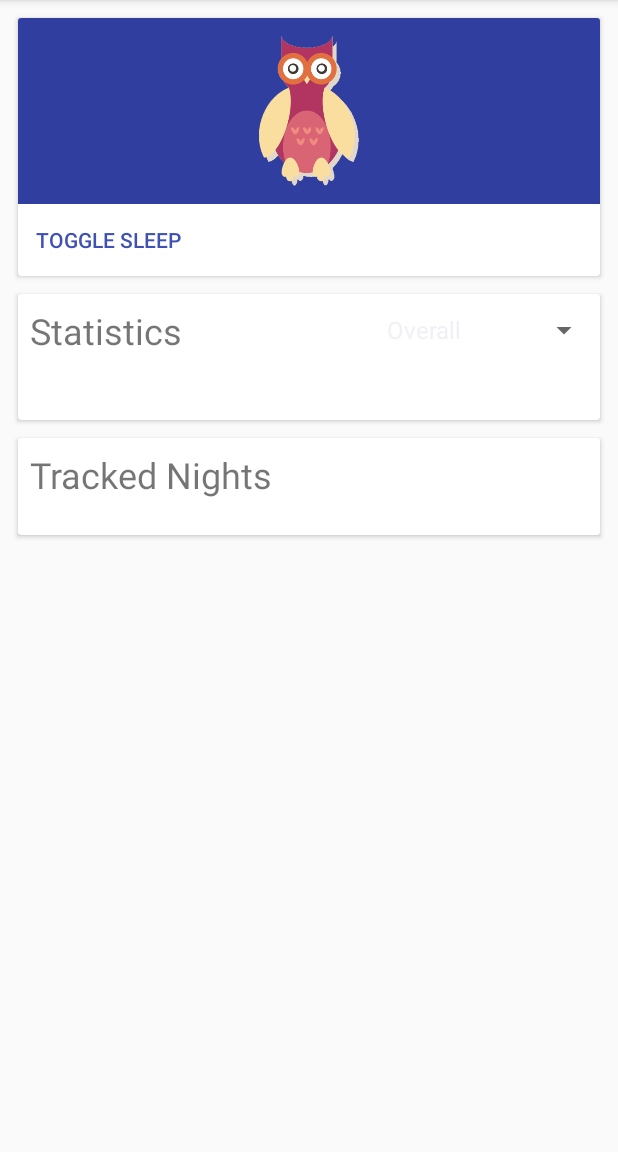
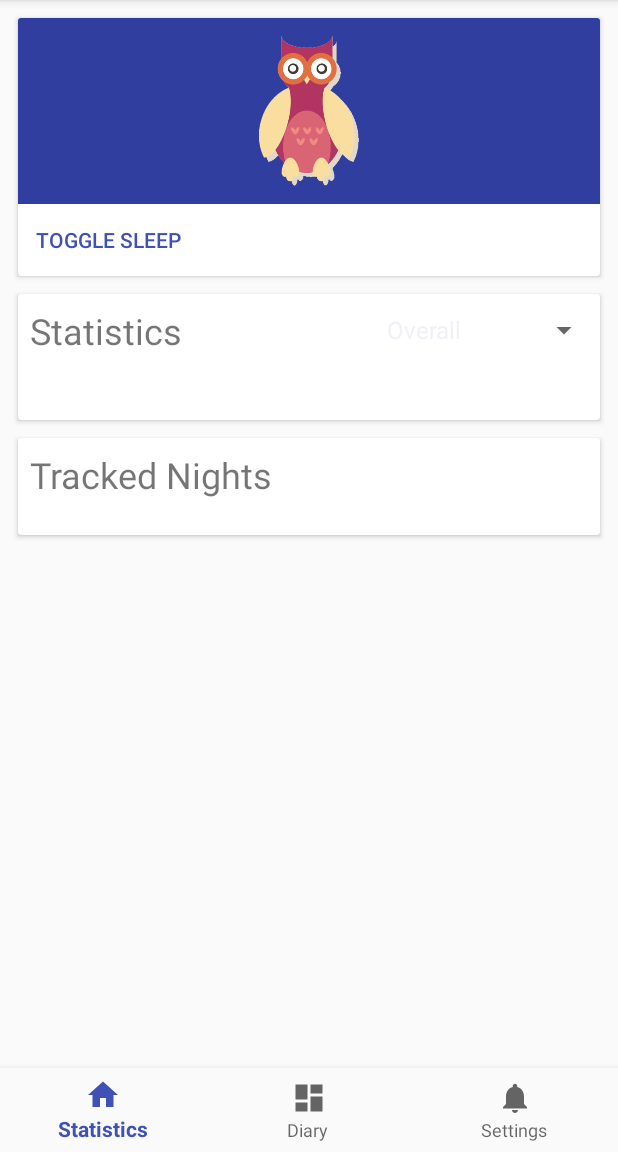
Before and after one commit to ErikKarlsson/SleepTrackerAndroid, an Android app: the screen it shows after launch (MainActivity), on a phone screen of 412 x 824 dp, the part 84-1236 px from its top. Run offline under Robolectric (Android 15) with nearby library versions, the phone set to English and light mode, and no system bars; our stand-ins replace Dagger/Hilt's generated code, Room's generated code, RxJava, Timber; libraries missing offline, so code that uses them is left out: com.crashlytics.android, com.jakewharton.rxbinding2, com.jakewharton.rxrelay2, com.squareup.leakcanary, io.fabric.sdk; 11 statements that could not run were skipped.

Commit message:
Add diary

```diff
--- a/app/src/main/java/net/erikkarlsson/simplesleeptracker/MainActivity.kt
+++ b/app/src/main/java/net/erikkarlsson/simplesleeptracker/MainActivity.kt
@@ -6,6 +6,7 @@ import android.support.v4.app.Fragment
 import android.support.v7.app.AppCompatActivity
 import kotlinx.android.synthetic.main.activity_main.*
 import kotlinx.android.synthetic.main.toolbar.*
+import net.erikkarlsson.simplesleeptracker.diary.DiaryFragment
 import net.erikkarlsson.simplesleeptracker.statistics.StatisticsFragment
 
 class MainActivity : AppCompatActivity() {
@@ -17,7 +18,9 @@ class MainActivity : AppCompatActivity() {
                 openFragment(statisticsFragment)
                 return@OnNavigationItemSelectedListener true
             }
-            R.id.navigation_dashboard -> {
+            R.id.navigation_diary -> {
+                val diaryFragment = DiaryFragment.newInstance()
+                openFragment(diaryFragment)
                 return@OnNavigationItemSelectedListener true
             }
             R.id.navigation_notifications -> {
--- a/app/src/main/java/net/erikkarlsson/simplesleeptracker/di/module/AndroidBindingModule.kt
+++ b/app/src/main/java/net/erikkarlsson/simplesleeptracker/di/module/AndroidBindingModule.kt
@@ -7,6 +7,7 @@ import net.erikkarlsson.simplesleeptracker.details.DetailActivity
 import net.erikkarlsson.simplesleeptracker.di.scope.ActivityScope
 import net.erikkarlsson.simplesleeptracker.di.scope.BroadcastRecieverScope
 import net.erikkarlsson.simplesleeptracker.di.scope.FragmentScope
+import net.erikkarlsson.simplesleeptracker.diary.DiaryFragment
 import net.erikkarlsson.simplesleeptracker.statistics.StatisticsFragment
 
 @Module
@@ -20,6 +21,10 @@ abstract class AndroidBindingModule {
     @ContributesAndroidInjector
     abstract fun bindsStatisticsFragment(): StatisticsFragment
 
+    @FragmentScope
+    @ContributesAndroidInjector
+    abstract fun bindsDiaryFragment(): DiaryFragment
+
     @BroadcastRecieverScope
     @ContributesAndroidInjector
     abstract fun bindAppWidgetProvider(): SleepAppWidgetProvider
--- a/app/src/main/java/net/erikkarlsson/simplesleeptracker/di/module/ViewModelModule.kt
+++ b/app/src/main/java/net/erikkarlsson/simplesleeptracker/di/module/ViewModelModule.kt
@@ -7,6 +7,7 @@ import dagger.Module
 import dagger.multibindings.IntoMap
 import net.erikkarlsson.simplesleeptracker.di.ViewModelFactory
 import net.erikkarlsson.simplesleeptracker.di.ViewModelKey
+import net.erikkarlsson.simplesleeptracker.diary.DiaryViewModel
 import net.erikkarlsson.simplesleeptracker.statistics.StatisticsViewModel
 
 @Module
@@ -18,6 +19,11 @@ abstract class ViewModelModule {
     abstract fun bindStatisticsViewModel(statisticsViewModel: StatisticsViewModel): ViewModel
 
     @Binds
+    @IntoMap
+    @ViewModelKey(DiaryViewModel::class)
+    abstract fun bindDiaryViewModel(diaryViewModel: DiaryViewModel): ViewModel
+
+    @Binds
     abstract fun bindViewModelFactory(factory: ViewModelFactory): ViewModelProvider.Factory
 
 }
--- a/app/src/main/res/layout/activity_main.xml
+++ b/app/src/main/res/layout/activity_main.xml
@@ -1,8 +1,14 @@
 <?xml version="1.0" encoding="utf-8"?>
-<android.support.design.widget.CoordinatorLayout xmlns:android="http://schemas.android.com/apk/res/android"
+<RelativeLayout xmlns:android="http://schemas.android.com/apk/res/android"
               xmlns:app="http://schemas.android.com/apk/res-auto"
               android:layout_width="match_parent"
-                                                 android:layout_height="match_parent">
+              android:layout_height="match_parent"
+              android:orientation="vertical">
+
+    <android.support.design.widget.CoordinatorLayout
+        android:layout_width="match_parent"
+        android:layout_height="match_parent"
+        android:layout_above="@+id/navigation">
 
         <android.support.design.widget.AppBarLayout
             android:layout_width="match_parent"
@@ -19,16 +25,13 @@
             android:layout_height="match_parent"
             app:layout_behavior="@string/appbar_scrolling_view_behavior"/>
 
+    </android.support.design.widget.CoordinatorLayout>
+
     <android.support.design.widget.BottomNavigationView
         android:id="@+id/navigation"
-        android:layout_width="0dp"
+        android:layout_width="match_parent"
         android:layout_height="wrap_content"
-        android:layout_marginEnd="0dp"
-        android:layout_marginStart="0dp"
         android:background="?android:attr/windowBackground"
-        app:layout_constraintBottom_toBottomOf="parent"
-        app:layout_constraintLeft_toLeftOf="parent"
-        app:layout_constraintRight_toRightOf="parent"
+        android:layout_alignParentBottom="true"
         app:menu="@menu/navigation"/>
-
-</android.support.design.widget.CoordinatorLayout>
+</RelativeLayout>
--- a/app/src/main/res/menu/navigation.xml
+++ b/app/src/main/res/menu/navigation.xml
@@ -7,7 +7,7 @@
         android:title="@string/title_statistics"/>
 
     <item
-        android:id="@+id/navigation_dashboard"
+        android:id="@+id/navigation_diary"
         android:icon="@drawable/ic_dashboard_black_24dp"
         android:title="@string/title_diary"/>
 
```
Also changed, not shown: app/src/main/java/net/erikkarlsson/simplesleeptracker/diary/DiaryComponent.kt (added, +53 -0 lines), app/src/main/java/net/erikkarlsson/simplesleeptracker/diary/DiaryFragment.kt (added, +101 -0 lines), app/src/main/java/net/erikkarlsson/simplesleeptracker/diary/DiaryViewModel.kt (added, +7 -0 lines), app/src/main/res/layout/fragment_diary.xml (added, +13 -0 lines). Lines whose indentation alone changed are shown as unchanged.
